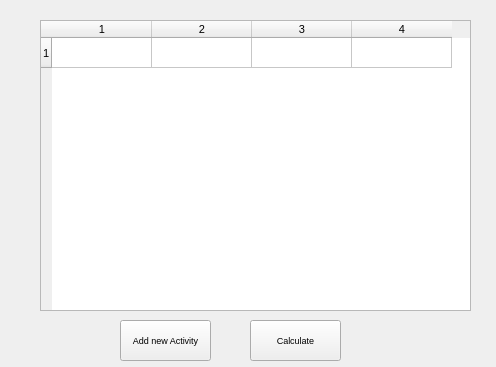
First picture: the form in mainwindow.ui, repository MrKarimiD/Project-Management, before the edit.
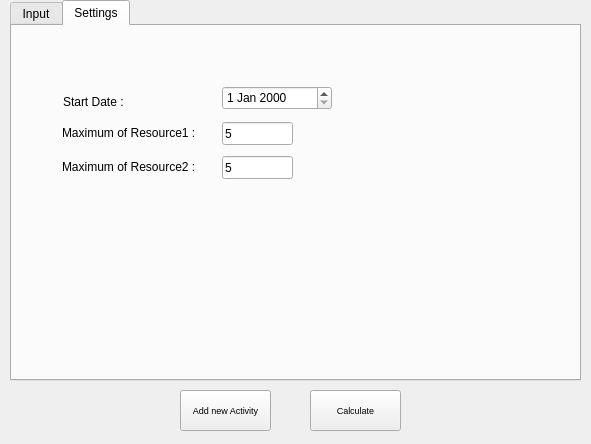
Second picture: the form after the edit. The open tabs and pages were chosen to show the change.

Commit message: Prepare it for resource planning

Diff of the .ui file:
```diff
--- a/mainwindow.ui
+++ b/mainwindow.ui
@@ -6,8 +6,8 @@
    <rect>
     <x>0</x>
     <y>0</y>
-    <width>496</width>
-    <height>367</height>
+    <width>591</width>
+    <height>444</height>
    </rect>
   </property>
   <property name="font">
@@ -19,46 +19,11 @@
    <string>KN2C_Project Management</string>
   </property>
   <widget class="QWidget" name="centralWidget">
-   <widget class="QTableWidget" name="activity_table">
-    <property name="geometry">
-     <rect>
-      <x>40</x>
-      <y>20</y>
-      <width>431</width>
-      <height>291</height>
-     </rect>
-    </property>
-    <property name="font">
-     <font>
-      <pointsize>8</pointsize>
-     </font>
-    </property>
-    <property name="gridStyle">
-     <enum>Qt::SolidLine</enum>
-    </property>
-    <property name="rowCount">
-     <number>1</number>
-    </property>
-    <property name="columnCount">
-     <number>4</number>
-    </property>
-    <attribute name="horizontalHeaderVisible">
-     <bool>true</bool>
-    </attribute>
-    <attribute name="horizontalHeaderCascadingSectionResizes">
-     <bool>false</bool>
-    </attribute>
-    <row/>
-    <column/>
-    <column/>
-    <column/>
-    <column/>
-   </widget>
    <widget class="QPushButton" name="add_button">
     <property name="geometry">
      <rect>
-      <x>120</x>
-      <y>320</y>
+      <x>180</x>
+      <y>390</y>
       <width>91</width>
       <height>41</height>
      </rect>
@@ -75,8 +40,8 @@
    <widget class="QPushButton" name="calculate_table">
     <property name="geometry">
      <rect>
-      <x>250</x>
-      <y>320</y>
+      <x>310</x>
+      <y>390</y>
       <width>91</width>
       <height>41</height>
      </rect>
@@ -85,6 +50,145 @@
      <string>Calculate</string>
     </property>
    </widget>
+   <widget class="QTabWidget" name="tabWidget">
+    <property name="geometry">
+     <rect>
+      <x>10</x>
+      <y>0</y>
+      <width>571</width>
+      <height>381</height>
+     </rect>
+    </property>
+    <property name="font">
+     <font>
+      <pointsize>9</pointsize>
+     </font>
+    </property>
+    <property name="currentIndex">
+     <number>0</number>
+    </property>
+    <widget class="QWidget" name="tab">
+     <attribute name="title">
+      <string>Input</string>
+     </attribute>
+     <widget class="QTableWidget" name="activity_table">
+      <property name="geometry">
+       <rect>
+        <x>10</x>
+        <y>10</y>
+        <width>551</width>
+        <height>331</height>
+       </rect>
+      </property>
+      <property name="font">
+       <font>
+        <pointsize>8</pointsize>
+       </font>
+      </property>
+      <property name="gridStyle">
+       <enum>Qt::SolidLine</enum>
+      </property>
+      <property name="rowCount">
+       <number>1</number>
+      </property>
+      <property name="columnCount">
+       <number>5</number>
+      </property>
+      <attribute name="horizontalHeaderVisible">
+       <bool>true</bool>
+      </attribute>
+      <attribute name="horizontalHeaderCascadingSectionResizes">
+       <bool>false</bool>
+      </attribute>
+      <row/>
+      <column/>
+      <column/>
+      <column/>
+      <column/>
+      <column/>
+     </widget>
+    </widget>
+    <widget class="QWidget" name="tab_2">
+     <attribute name="title">
+      <string>Settings</string>
+     </attribute>
+     <widget class="QDateEdit" name="dateEdit">
+      <property name="geometry">
+       <rect>
+        <x>210</x>
+        <y>60</y>
+        <width>110</width>
+        <height>24</height>
+       </rect>
+      </property>
+     </widget>
+     <widget class="QLabel" name="label">
+      <property name="geometry">
+       <rect>
+        <x>51</x>
+        <y>50</y>
+        <width>121</width>
+        <height>51</height>
+       </rect>
+      </property>
+      <property name="text">
+       <string>Start Date :</string>
+      </property>
+     </widget>
+     <widget class="QLabel" name="label_2">
+      <property name="geometry">
+       <rect>
+        <x>50</x>
+        <y>96</y>
+        <width>171</width>
+        <height>21</height>
+       </rect>
+      </property>
+      <property name="text">
+       <string>Maximum of Resource1 :</string>
+      </property>
+     </widget>
+     <widget class="QLineEdit" name="maxRes1_lineedit">
+      <property name="geometry">
+       <rect>
+        <x>210</x>
+        <y>96</y>
+        <width>71</width>
+        <height>23</height>
+       </rect>
+      </property>
+      <property name="text">
+       <string>5</string>
+      </property>
+     </widget>
+     <widget class="QLabel" name="label_3">
+      <property name="geometry">
+       <rect>
+        <x>50</x>
+        <y>130</y>
+        <width>171</width>
+        <height>21</height>
+       </rect>
+      </property>
+      <property name="text">
+       <string>Maximum of Resource2 :</string>
+      </property>
+     </widget>
+     <widget class="QLineEdit" name="maxRes2_lineedit">
+      <property name="geometry">
+       <rect>
+        <x>210</x>
+        <y>130</y>
+        <width>71</width>
+        <height>23</height>
+       </rect>
+      </property>
+      <property name="text">
+       <string>5</string>
+      </property>
+     </widget>
+    </widget>
+   </widget>
   </widget>
  </widget>
  <layoutdefault spacing="6" margin="11"/>
```
The commit also changes 3 other files.
